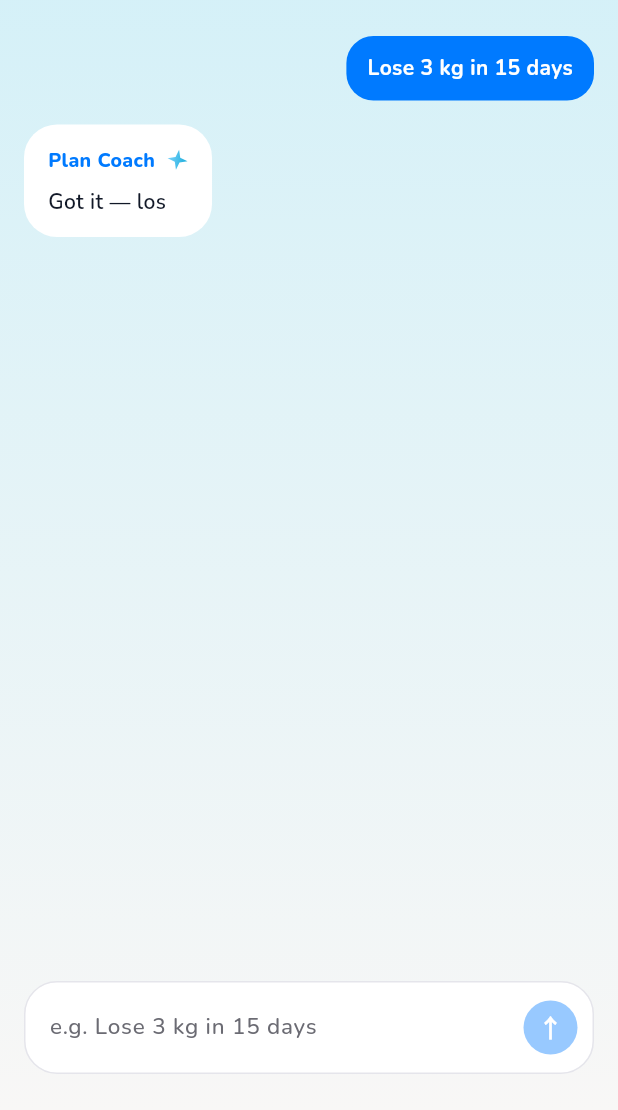
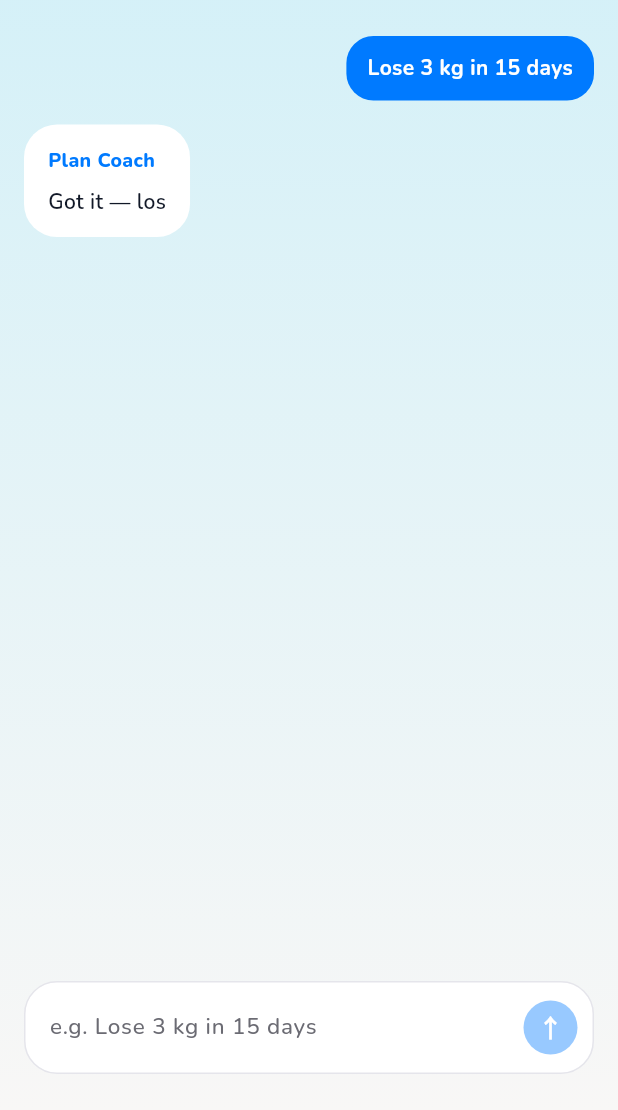
Before and after one commit to 446500261psf/portfolio, a Flutter app: the screen it shows after launch, after a tap on "Lose 3 kg in 15 days", on a phone screen of 412 x 824 dp, the part 126-1236 px from its top. Run offline on Flutter 3.47's test engine with Material 3 defaults, Android fonts, the phone set to English and light mode, and no system bars; our stand-ins replace google_fonts.

Commit message:
fix(flutter): star+shimmer only before reply text exists (meet-v14)
Keep rotating star and Plan Coach highlight sweep exclusively on the
pre-reply thinking bubble; streamed/completed bubbles stay static.

Co-authored-by: 446500261psf <446500261psf@users.noreply.github.com>

```diff
--- a/apps/health_shell/lib/coach/ai_plan_coach_meet.dart
+++ b/apps/health_shell/lib/coach/ai_plan_coach_meet.dart
@@ -16,7 +16,7 @@ import 'demo_script.dart';
 class AiPlanCoachMeetPage extends StatefulWidget {
   const AiPlanCoachMeetPage({super.key});
 
-  static const buildMarker = 'meet-v13';
+  static const buildMarker = 'meet-v14';
 
   @override
   State<AiPlanCoachMeetPage> createState() => _AiPlanCoachMeetPageState();
--- a/apps/health_shell/lib/coach/chat_transcript.dart
+++ b/apps/health_shell/lib/coach/chat_transcript.dart
@@ -31,9 +31,9 @@ class ChatTranscript extends StatelessWidget {
   @override
   Widget build(BuildContext context) {
     final showWeeks = weeks.isNotEmpty && !planThinking;
+    // Thinking only = reply not produced yet (generating / planThinking).
     final extras = <Widget>[
-      if (generating)
-        const _ThinkingBubble(),
+      if (generating) const _ThinkingBubble(),
       if (planThinking)
         _ThinkingBubble(
           body: PlanThinkingLineView(
@@ -54,7 +54,7 @@ class ChatTranscript extends StatelessWidget {
           if (m.role == ChatRole.user) {
             return _UserBubble(text: m.text);
           }
-          return _AssistantBubble(text: m.text, streaming: m.isStreaming);
+          return _AssistantBubble(text: m.text);
         }
         return extras[i - messages.length];
       },
@@ -95,11 +95,11 @@ class _UserBubble extends StatelessWidget {
   }
 }
 
+/// Reply bubble — no star / shimmer (content already exists).
 class _AssistantBubble extends StatelessWidget {
-  const _AssistantBubble({required this.text, required this.streaming});
+  const _AssistantBubble({required this.text});
 
   final String text;
-  final bool streaming;
 
   @override
   Widget build(BuildContext context) {
@@ -117,16 +117,7 @@ class _AssistantBubble extends StatelessWidget {
           child: Column(
             crossAxisAlignment: CrossAxisAlignment.start,
             children: [
-              Row(
-                mainAxisSize: MainAxisSize.min,
-                children: [
-                  const _PlanCoachLabel(),
-                  if (streaming) ...[
-                    const SizedBox(width: 8),
-                    const _PausingRotatingStar(size: 14),
-                  ],
-                ],
-              ),
+              const _PlanCoachLabel(),
               const SizedBox(height: 8),
               Text(
                 text.isEmpty ? '…' : text,
@@ -145,7 +136,7 @@ class _AssistantBubble extends StatelessWidget {
   }
 }
 
-/// White reply shell used while Coach is thinking.
+/// Pre-reply thinking shell: Plan Coach shimmer + rotating star.
 class _ThinkingBubble extends StatelessWidget {
   const _ThinkingBubble({this.body});
 
@@ -170,7 +161,7 @@ class _ThinkingBubble extends StatelessWidget {
               const Row(
                 mainAxisSize: MainAxisSize.min,
                 children: [
-                  _PlanCoachLabel(),
+                  _ShimmerPlanCoachLabel(),
                   SizedBox(width: 8),
                   _PausingRotatingStar(size: 14),
                 ],
@@ -203,7 +194,74 @@ class _PlanCoachLabel extends StatelessWidget {
   }
 }
 
-/// 4-point star: one full turn, brief pause, repeat.
+/// Thinking-only: highlight band racing across “Plan Coach”.
+class _ShimmerPlanCoachLabel extends StatefulWidget {
+  const _ShimmerPlanCoachLabel();
+
+  @override
+  State<_ShimmerPlanCoachLabel> createState() => _ShimmerPlanCoachLabelState();
+}
+
+class _ShimmerPlanCoachLabelState extends State<_ShimmerPlanCoachLabel>
+    with SingleTickerProviderStateMixin {
+  late final AnimationController _sweep;
+
+  @override
+  void initState() {
+    super.initState();
+    _sweep = AnimationController(
+      vsync: this,
+      duration: const Duration(milliseconds: 1100),
+    )..repeat();
+  }
+
+  @override
+  void dispose() {
+    _sweep.dispose();
+    super.dispose();
+  }
+
+  @override
+  Widget build(BuildContext context) {
+    return AnimatedBuilder(
+      animation: _sweep,
+      builder: (context, child) {
+        final t = Curves.easeInOut.transform(_sweep.value);
+        return ShaderMask(
+          blendMode: BlendMode.srcIn,
+          shaderCallback: (bounds) {
+            final start = -1.2 + 2.8 * t;
+            return LinearGradient(
+              begin: Alignment(start, -0.35),
+              end: Alignment(start + 0.9, 0.35),
+              colors: const [
+                Color(0xFF007AFF),
+                Color(0xFF007AFF),
+                Color(0xFF7DD3FC),
+                Color(0xFFFFFFFF),
+                Color(0xFF7DD3FC),
+                Color(0xFF007AFF),
+                Color(0xFF007AFF),
+              ],
+              stops: const [0.0, 0.30, 0.44, 0.50, 0.56, 0.70, 1.0],
+            ).createShader(bounds);
+          },
+          child: child,
+        );
+      },
+      child: Text(
+        'Plan Coach',
+        style: GoogleFonts.nunito(
+          fontSize: 13,
+          fontWeight: FontWeight.w800,
+          color: Colors.white,
+        ),
+      ),
+    );
+  }
+}
+
+/// 4-point star: one full turn, brief pause, repeat. Thinking-only.
 class _PausingRotatingStar extends StatefulWidget {
   const _PausingRotatingStar({required this.size});
 
@@ -250,7 +308,6 @@ class _PausingRotatingStarState extends State<_PausingRotatingStar>
     return AnimatedBuilder(
       animation: _spin,
       builder: (context, child) {
-        // Ease the turn; hold at rest during the pause between forwards.
         final t = Curves.easeInOutCubic.transform(_spin.value);
         return Transform.rotate(
           angle: t * math.pi * 2,
```
Also changed, not shown: 2 other files.
